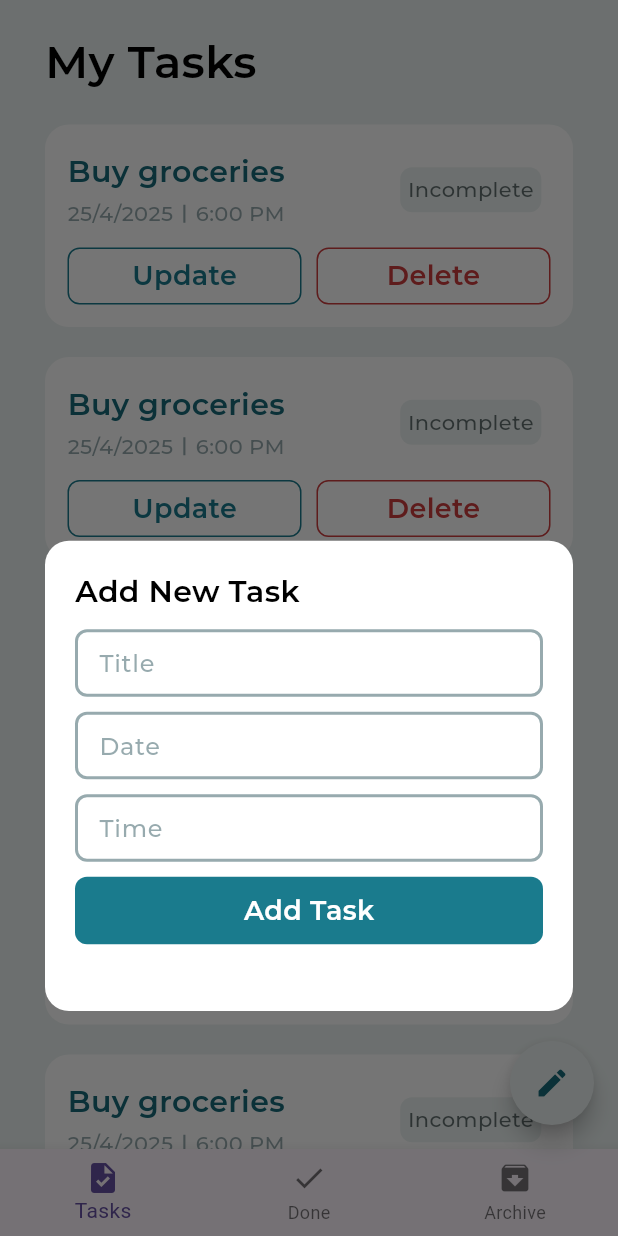
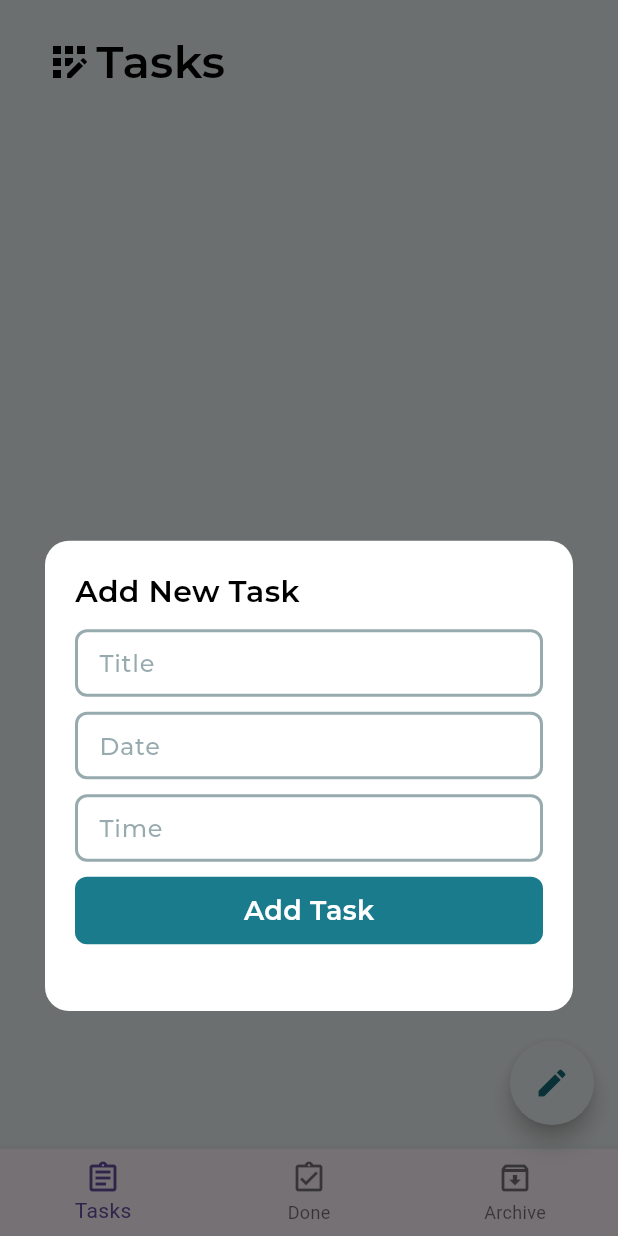
Before and after one commit to Bablu521/Todo-App, a Flutter app: the screen it shows after launch, after a tap on the "edit" icon, on a phone screen of 412 x 824 dp. Run offline on Flutter 3.47's test engine with Material 3 defaults, Android fonts, the phone set to English and light mode, and no system bars; our stand-ins replace dartz, flutter_bloc, get_it, sqflite; accounts and stored records are empty.

Commit message:
show tasks in listview & manage delete from database

```diff
--- a/lib/core/di/sevice_locator.dart
+++ b/lib/core/di/sevice_locator.dart
@@ -1,8 +1,12 @@
 import 'package:get_it/get_it.dart';
 import 'package:todo_app/core/networking/database.dart';
+import 'package:todo_app/features/home/data/repo/home_repo_impl.dart';
 
 final getIt = GetIt.instance;
 
 void setupSeviceLocator() {
   getIt.registerSingleton<AppDatabase>(AppDatabase());
+  getIt.registerSingleton<HomeRepoImpl>(
+    HomeRepoImpl(database: getIt.get<AppDatabase>()),
+  );
 }
--- /dev/null
+++ b/lib/features/home/data/model/task_model.dart
@@ -0,0 +1,25 @@
+class TaskModel {
+  final int id;
+  final String? title;
+  final String? date;
+  final String? time;
+  final String status;
+
+  TaskModel({
+    required this.id,
+    required this.title,
+    required this.date,
+    required this.time,
+    required this.status,
+  });
+
+  factory TaskModel.fromJson(data) {
+    return TaskModel(
+      id: data["id"],
+      title: data["title"],
+      date: data["date"],
+      time: data["time"],
+      status: data["status"],
+    );
+  }
+}
--- /dev/null
+++ b/lib/features/home/data/repo/home_repo.dart
@@ -0,0 +1,6 @@
+import 'package:dartz/dartz.dart';
+import 'package:todo_app/features/home/data/model/task_model.dart';
+
+abstract class HomeRepo {
+  Future<Either<String , List<TaskModel>>> fetchAllTasks();
+}
--- /dev/null
+++ b/lib/features/home/data/repo/home_repo_impl.dart
@@ -0,0 +1,22 @@
+import 'package:dartz/dartz.dart';
+import 'package:todo_app/core/networking/database.dart';
+import 'package:todo_app/features/home/data/model/task_model.dart';
+import 'package:todo_app/features/home/data/repo/home_repo.dart';
+
+class HomeRepoImpl implements HomeRepo {
+  final AppDatabase database;
+  HomeRepoImpl({required this.database});
+  @override
+  Future<Either<String, List<TaskModel>>> fetchAllTasks() async {
+    try {
+      var data = await database.getData();
+      List<TaskModel> tasks = [];
+      for (var item in data) {
+        tasks.add(TaskModel.fromJson(item));
+      }
+      return right(tasks);
+    } catch (e) {
+      return left(e.toString());
+    }
+  }
+}
--- /dev/null
+++ b/lib/features/home/logic/cubit/all_tasks_cubit.dart
@@ -0,0 +1,21 @@
+import 'package:flutter_bloc/flutter_bloc.dart';
+import 'package:todo_app/features/home/data/repo/home_repo.dart';
+import 'package:todo_app/features/home/logic/cubit/all_tasks_state.dart';
+
+class AllTasksCubit extends Cubit<AllTasksState> {
+  final HomeRepo homeRepo;
+  AllTasksCubit({required this.homeRepo}) : super(AllTasksInitial());
+
+  getAllTasks() async {
+    emit(AllTasksLoading());
+    var result = await homeRepo.fetchAllTasks();
+    result.fold(
+      (error) {
+        emit(AllTasksFailure(errorMsg: error));
+      },
+      (tasks) {
+        emit(AllTasksSuccess(tasks: tasks));
+      },
+    );
+  }
+}
--- /dev/null
+++ b/lib/features/home/logic/cubit/all_tasks_state.dart
@@ -0,0 +1,19 @@
+import 'package:todo_app/features/home/data/model/task_model.dart';
+
+abstract class AllTasksState {}
+
+final class AllTasksInitial extends AllTasksState {}
+
+final class AllTasksLoading extends AllTasksState {}
+
+final class AllTasksSuccess extends AllTasksState {
+  final List<TaskModel> tasks;
+
+  AllTasksSuccess({required this.tasks});
+}
+
+final class AllTasksFailure extends AllTasksState {
+  final String errorMsg;
+
+  AllTasksFailure({required this.errorMsg});
+}
--- a/lib/features/home/presentation/views/components/home_view_body.dart
+++ b/lib/features/home/presentation/views/components/home_view_body.dart
@@ -13,11 +13,17 @@ class HomeViewBody extends StatelessWidget {
         slivers: [
           SliverToBoxAdapter(
             child: Padding(
-              padding: EdgeInsets.only(top: 20,bottom: 10),
-              child: Text("My Tasks", style: AppStyles.style30),
+              padding: EdgeInsets.only(top: 20, bottom: 10),
+              child: Row(
+                children: [
+                  Icon(Icons.app_registration_outlined, size: 32 ,color: Colors.black,),
+                  SizedBox(width: 2),
+                  Text("Tasks", style: AppStyles.style30),
+                ],
+              ),
             ),
           ),
-          TasksListView()
+          TasksListView(),
         ],
       ),
     );
--- a/lib/features/home/presentation/views/components/task_item_details.dart
+++ b/lib/features/home/presentation/views/components/task_item_details.dart
@@ -1,9 +1,11 @@
 import 'package:flutter/material.dart';
 import 'package:todo_app/core/utils/colors.dart';
 import 'package:todo_app/core/utils/styles.dart';
+import 'package:todo_app/features/home/data/model/task_model.dart';
 
 class TaskItemDetails extends StatelessWidget {
-  const TaskItemDetails({super.key});
+  final TaskModel task;
+  const TaskItemDetails({super.key , required this.task});
 
   @override
   Widget build(BuildContext context) {
@@ -18,7 +20,7 @@ class TaskItemDetails extends StatelessWidget {
               crossAxisAlignment: CrossAxisAlignment.start,
               children: [
                 Text(
-                  "Buy groceries",
+                  task.title ?? "Title",
                   style: AppStyles.style22,
                   overflow: TextOverflow.ellipsis,
                   maxLines: 1,
@@ -27,7 +29,7 @@ class TaskItemDetails extends StatelessWidget {
                 IntrinsicHeight(
                   child: Row(
                     children: [
-                      Text("25/4/2025", style: AppStyles.style14),
+                      Text(task.date ?? "Date", style: AppStyles.style14),
                       VerticalDivider(
                         thickness: 1.4,
                         width: 15,
@@ -35,7 +37,7 @@ class TaskItemDetails extends StatelessWidget {
                         indent: 4, // Shortens from the top
                         endIndent: 4,
                       ),
-                      Text("6:00 PM", style: AppStyles.style14),
+                      Text(task.time ?? "Time", style: AppStyles.style14),
                     ],
                   ),
                 ),
@@ -54,7 +56,7 @@ class TaskItemDetails extends StatelessWidget {
                 ),
                 padding: EdgeInsets.all(5),
                 child: Text(
-                  "Incomplete",
+                  task.status,
                   style: AppStyles.style14.copyWith(
                     color: Color.fromARGB(186, 47, 62, 63),
                   ),
--- a/lib/features/home/presentation/views/components/tasks_listview.dart
+++ b/lib/features/home/presentation/views/components/tasks_listview.dart
@@ -1,4 +1,7 @@
 import 'package:flutter/material.dart';
+import 'package:flutter_bloc/flutter_bloc.dart';
+import 'package:todo_app/features/home/logic/cubit/all_tasks_cubit.dart';
+import 'package:todo_app/features/home/logic/cubit/all_tasks_state.dart';
 import 'package:todo_app/features/home/presentation/views/components/tasks_listview_item.dart';
 
 class TasksListView extends StatelessWidget {
@@ -6,11 +9,23 @@ class TasksListView extends StatelessWidget {
 
   @override
   Widget build(BuildContext context) {
-    return SliverList.builder(
-      itemBuilder: (context, index) {
-        return TasksListViewItem();
+    return BlocBuilder<AllTasksCubit, AllTasksState>(
+      builder: (context, state) {
+        if (state is AllTasksSuccess) {
+          return SliverList.builder(
+            itemBuilder: (context, index) {
+              return TasksListViewItem(task: state.tasks[index]);
+            },
+            itemCount: state.tasks.length,
+          );
+        } else if (state is AllTasksFailure) {
+          return SliverToBoxAdapter(child: Center(child: Text("An Error Occured : ${state.errorMsg}")));
+        } else if (state is AllTasksLoading) {
+          return SliverToBoxAdapter(child: Center(child: CircularProgressIndicator()));
+        } else {
+          return SliverToBoxAdapter(child: Center(child: SizedBox()));
+        }
       },
-      itemCount: 10,
     );
   }
 }
--- a/lib/features/home/presentation/views/components/tasks_listview_item.dart
+++ b/lib/features/home/presentation/views/components/tasks_listview_item.dart
@@ -1,9 +1,11 @@
 import 'package:flutter/material.dart';
+import 'package:todo_app/features/home/data/model/task_model.dart';
 import 'package:todo_app/features/home/presentation/views/components/task_item_controller.dart';
 import 'package:todo_app/features/home/presentation/views/components/task_item_details.dart';
 
 class TasksListViewItem extends StatelessWidget {
-  const TasksListViewItem({super.key});
+  final TaskModel task;
+  const TasksListViewItem({super.key , required this.task});
 
   @override
   Widget build(BuildContext context) {
@@ -18,10 +20,9 @@ class TasksListViewItem extends StatelessWidget {
         ),
         child: Column(
           children: [
-                TaskItemDetails(),
+            TaskItemDetails(task:task),
             SizedBox(height: 10),
-                TaskItemController()
-
+            TaskItemController(task:task),
           ],
         ),
       ),
--- a/lib/features/home/presentation/views/home_view.dart
+++ b/lib/features/home/presentation/views/home_view.dart
@@ -1,8 +1,11 @@
 import 'package:flutter/material.dart';
+import 'package:flutter_bloc/flutter_bloc.dart';
 import 'package:todo_app/core/di/sevice_locator.dart';
 import 'package:todo_app/core/networking/database.dart';
 import 'package:todo_app/core/utils/colors.dart';
 import 'package:todo_app/core/utils/styles.dart';
+import 'package:todo_app/features/home/data/repo/home_repo_impl.dart';
+import 'package:todo_app/features/home/logic/cubit/all_tasks_cubit.dart';
 import 'package:todo_app/features/home/presentation/views/components/custom_text_form_field.dart';
 import 'package:todo_app/features/home/presentation/views/components/home_view_body.dart';
 
@@ -24,7 +27,7 @@ class _HomeViewState extends State<HomeView> {
   @override
   void initState() {
     super.initState();
-    getIt.get<AppDatabase>().createDatabase();
+    // getIt.get<AppDatabase>().createDatabase();
   }
 
   @override
@@ -41,10 +44,16 @@ class _HomeViewState extends State<HomeView> {
       child: Scaffold(
         bottomNavigationBar: BottomNavigationBar(
           items: [
-            BottomNavigationBarItem(icon: Icon(Icons.task), label: "Tasks"),
-            BottomNavigationBarItem(icon: Icon(Icons.done), label: "Done"),
             BottomNavigationBarItem(
-              icon: Icon(Icons.archive),
+              icon: Icon(Icons.assignment_outlined),
+              label: "Tasks",
+            ),
+            BottomNavigationBarItem(
+              icon: Icon(Icons.assignment_turned_in_outlined),
+              label: "Done",
+            ),
+            BottomNavigationBarItem(
+              icon: Icon(Icons.archive_outlined),
               label: "Archive",
             ),
           ],
@@ -54,7 +63,7 @@ class _HomeViewState extends State<HomeView> {
             showModalBottomSheet(
               context: context,
               backgroundColor: Colors.transparent,
-              builder: (_) {
+              builder: (modalContext) {
                 return Padding(
                   padding: const EdgeInsets.symmetric(horizontal: 30),
                   child: Container(
@@ -102,22 +111,23 @@ class _HomeViewState extends State<HomeView> {
                           ),
                           SizedBox(height: 10),
                           InkWell(
-                            onTap: () {
+                            onTap: () async {
                               title = titleController.text;
                               date = dateController.text;
                               time = timeController.text;
                               // print("$title , $date , $time");
-                              getIt.get<AppDatabase>().insertIntoDatabase(
+                              await getIt.get<AppDatabase>().insertIntoDatabase(
                                 title: title,
                                 date: date,
                                 time: time,
                               );
-                              getIt.get<AppDatabase>().getData();
+                              await getIt.get<AppDatabase>().getData();
                               titleController.clear();
                               dateController.clear();
                               timeController.clear();
 
                               Navigator.maybePop(context);
+                              context.read<AllTasksCubit>().getAllTasks();
                             },
                             child: Container(
                               alignment: Alignment.center,
@@ -151,11 +161,4 @@ class _HomeViewState extends State<HomeView> {
       ),
     );
   }
-
-  OutlineInputBorder outlineInputBorder() {
-    return OutlineInputBorder(
-      borderSide: BorderSide(width: 2, color: Color.fromARGB(122, 37, 78, 86)),
-      borderRadius: BorderRadius.circular(8),
-    );
-  }
 }
--- a/lib/main.dart
+++ b/lib/main.dart
@@ -1,12 +1,18 @@
 import 'package:flutter/material.dart';
+import 'package:flutter_bloc/flutter_bloc.dart';
 import 'package:todo_app/core/di/sevice_locator.dart';
+import 'package:todo_app/core/networking/database.dart';
 import 'package:todo_app/core/routes/app_router.dart';
 import 'package:todo_app/core/utils/colors.dart';
+import 'package:todo_app/features/home/data/repo/home_repo_impl.dart';
+import 'package:todo_app/features/home/logic/cubit/all_tasks_cubit.dart';
 import 'package:todo_app/features/home/presentation/views/home_view.dart';
 import 'package:todo_app/features/splash/presentation/views/splash_view.dart';
 
 void main() {
+  WidgetsFlutterBinding.ensureInitialized();
   setupSeviceLocator();
+  getIt.get<AppDatabase>().createDatabase();
   runApp(const TodoApp());
 }
 
@@ -15,13 +21,16 @@ class TodoApp extends StatelessWidget {
 
   @override
   Widget build(BuildContext context) {
-    return MaterialApp(
-      routes: {AppRouter.homeScreen: (context) => HomeView()},
-      theme: ThemeData.light().copyWith(
-        scaffoldBackgroundColor: AppColors.blueBg,
+    return BlocProvider(
+      create: (context) => AllTasksCubit(homeRepo: getIt.get<HomeRepoImpl>())..getAllTasks(),
+      child: MaterialApp(
+        routes: {AppRouter.homeScreen: (context) => HomeView()},
+        theme: ThemeData.light().copyWith(
+          scaffoldBackgroundColor: AppColors.blueBg,
+        ),
+        debugShowCheckedModeBanner: false,
+        home: SplashView(),
       ),
-      debugShowCheckedModeBanner: false,
-      home: SplashView(),
     );
   }
 }
--- a/pubspec.yaml
+++ b/pubspec.yaml
@@ -36,6 +36,8 @@ dependencies:
   cupertino_icons: ^1.0.8
   sqflite: ^2.4.2
   get_it: ^8.0.3
+  dartz: ^0.10.1
+  flutter_bloc: ^9.1.0
 
 dev_dependencies:
   flutter_test:
```
Also changed, not shown: lib/core/networking/database.dart (+16 -9 lines), lib/features/home/presentation/views/components/task_item_controller.dart (+16 -2 lines), pubspec.lock. Lines whose indentation alone changed are shown as unchanged.
